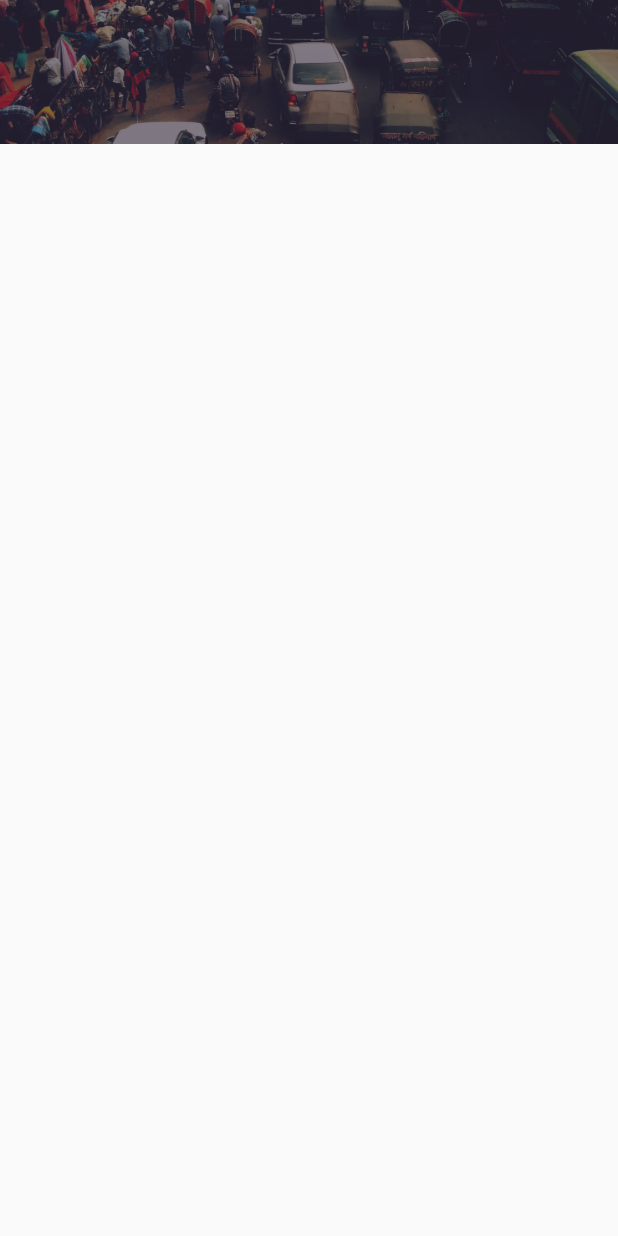
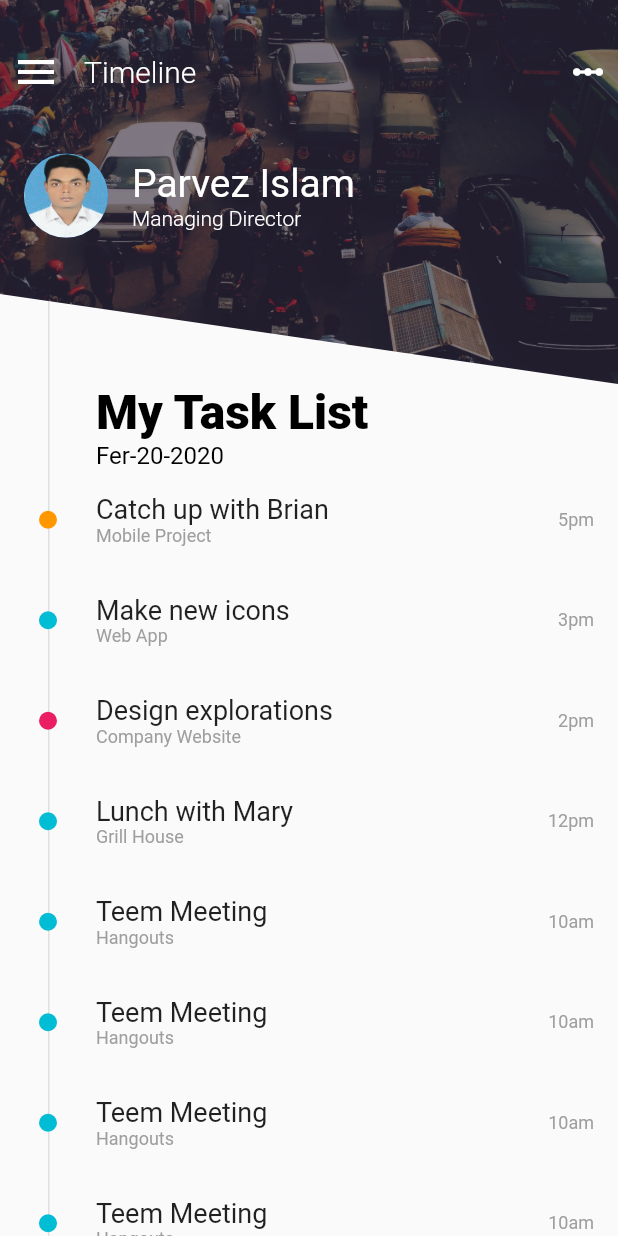
Before and after one commit to marufsharia/flutter_filter_menu_ui_01, a Flutter app: the screen it shows after launch, on a phone screen of 412 x 824 dp. Run offline on Flutter 3.47's test engine with Material 2 defaults, Android fonts, the phone set to English and light mode, and no system bars.

```diff
--- /dev/null
+++ b/lib/list_model.dart
@@ -0,0 +1,31 @@
+import 'package:flutter/material.dart';
+import 'package:flutter_filter_menu_ui_01/task.dart';
+
+class ListModel {
+  ListModel(this.listKey, items) : this.items = new List.of(items);
+
+  final GlobalKey<AnimatedListState> listKey;
+  final List<Task> items;
+
+  AnimatedListState get _animatedList => listKey.currentState;
+
+  void insert(int index, Task item) {
+    items.insert(index, item);
+    _animatedList.insertItem(index);
+  }
+
+  Task removeAt(int index) {
+    final Task removedItem = items.removeAt(index);
+    if (removedItem != null) {
+      _animatedList.removeItem(
+        index,
+        (context, animation) => new Container(),
+      );
+    }
+    return removedItem;
+  }
+
+  int get length => items.length;
+  Task operator [](int index) => items[index];
+  int indexOf(Task item) => items.indexOf(item);
+}
--- a/lib/main.dart
+++ b/lib/main.dart
@@ -1,5 +1,8 @@
 import 'package:flutter/material.dart';
 import 'package:flutter_filter_menu_ui_01/dialogonal_clipper.dart';
+import 'package:flutter_filter_menu_ui_01/list_model.dart';
+import 'package:flutter_filter_menu_ui_01/task.dart';
+import 'package:flutter_filter_menu_ui_01/task_row.dart';
 
 void main() {
   runApp(MyApp());
@@ -9,6 +12,7 @@ class MyApp extends StatelessWidget {
   @override
   Widget build(BuildContext context) {
     return MaterialApp(
+      debugShowCheckedModeBanner: false,
       title: 'Flutter Demo',
       theme: ThemeData(
         primarySwatch: Colors.blue,
@@ -29,13 +33,93 @@ class MyHomePage extends StatefulWidget {
 
 class _MyHomePageState extends State<MyHomePage> {
   double _imageHeight = 256.0;
+  final GlobalKey<AnimatedListState> _listKey =new GlobalKey<AnimatedListState>();
+  ListModel listModel;
+
+  List<Task> tasks = [
+    new Task(
+        name: "Catch up with Brian",
+        category: "Mobile Project",
+        time: "5pm",
+        color: Colors.orange,
+        completed: false),
+    new Task(
+        name: "Make new icons",
+        category: "Web App",
+        time: "3pm",
+        color: Colors.cyan,
+        completed: true),
+    new Task(
+        name: "Design explorations",
+        category: "Company Website",
+        time: "2pm",
+        color: Colors.pink,
+        completed: false),
+    new Task(
+        name: "Lunch with Mary",
+        category: "Grill House",
+        time: "12pm",
+        color: Colors.cyan,
+        completed: true),
+    new Task(
+        name: "Teem Meeting",
+        category: "Hangouts",
+        time: "10am",
+        color: Colors.cyan,
+        completed: true),
+    new Task(
+        name: "Teem Meeting",
+        category: "Hangouts",
+        time: "10am",
+        color: Colors.cyan,
+        completed: true),
+    new Task(
+        name: "Teem Meeting",
+        category: "Hangouts",
+        time: "10am",
+        color: Colors.cyan,
+        completed: true),
+    new Task(
+        name: "Teem Meeting",
+        category: "Hangouts",
+        time: "10am",
+        color: Colors.cyan,
+        completed: true),
+    new Task(
+        name: "Teem Meeting",
+        category: "Hangouts",
+        time: "10am",
+        color: Colors.cyan,
+        completed: true),
+    new Task(
+        name: "Teem Meeting",
+        category: "Hangouts",
+        time: "10am",
+        color: Colors.cyan,
+        completed: true),
+    new Task(
+        name: "Teem Meeting",
+        category: "Hangouts",
+        time: "10am",
+        color: Colors.cyan,
+        completed: true),
+  ];
+
+  void initState() {
+    super.initState();
+    listModel = new ListModel(_listKey, tasks);
+  }
+
   @override
   Widget build(BuildContext context) {
     return Scaffold(
       body: Stack(
         children: [
+          _buildTimeline(),
+          _buildImage(),
           _buildTopHeader(),
-          _buildImage(),
+          _buildProfileRow(),
+          _bulidBottomPart(),
         ],
       ),
     );
@@ -56,26 +140,144 @@ class _MyHomePageState extends State<MyHomePage> {
   }
 
   Widget _buildTopHeader() {
-    return Padding(
-      padding: const EdgeInsets.symmetric(horizontal: 8.0, vertical: 32.0),
-      child: Row(
+    return new Padding(
+      padding: const EdgeInsets.symmetric(
+        horizontal: 8.0,
+        vertical: 32.0,
+      ),
+      child: new Row(
         children: <Widget>[
-          Icon(Icons.menu, size: 32.0, color: Colors.white),
-          Expanded(
-            child: Padding(
-              padding: const EdgeInsets.only(left: 8.0),
-              child: Text(
-                "Home Page",
-                style: TextStyle(
+          new Icon(
+            Icons.menu,
+            size: 32.0,
+            color: Colors.white,
+          ),
+          new Expanded(
+            child: new Padding(
+              padding: const EdgeInsets.only(
+                left: 16.0,
+              ),
+              child: new Text(
+                "Timeline",
+                style: new TextStyle(
                     fontSize: 20.0,
                     color: Colors.white,
                     fontWeight: FontWeight.w300),
               ),
             ),
           ),
-          Icon(Icons.linear_scale, color: Colors.white)
+          new Icon(
+            Icons.linear_scale,
+            color: Colors.white,
+          ),
         ],
       ),
     );
   }
+
+  Widget _buildProfileRow() {
+    return Padding(
+      padding: new EdgeInsets.only(
+        left: 16.0,
+        top: _imageHeight / 2.5,
+      ),
+      child: Row(children: <Widget>[
+        CircleAvatar(
+          minRadius: 28.0,
+          maxRadius: 28.0,
+          backgroundImage: AssetImage('images/profile.jpeg'),
+        ),
+        Padding(
+          padding: const EdgeInsets.only(left: 16.0),
+          child: Column(
+            crossAxisAlignment: CrossAxisAlignment.start,
+            mainAxisSize: MainAxisSize.min,
+            children: <Widget>[
+              Text(
+                "Parvez Islam",
+                style: TextStyle(
+                  color: Colors.white,
+                  fontSize: 26.0,
+                  fontWeight: FontWeight.w400,
+                ),
+              ),
+              Text(
+                "Managing Director",
+                style: TextStyle(
+                  color: Colors.white,
+                  fontSize: 14.0,
+                  fontWeight: FontWeight.w300,
+                ),
+              ),
+            ],
+          ),
+        ),
+      ]),
+    );
+  }
+
+  Widget _bulidBottomPart() {
+    return Padding(
+      padding: new EdgeInsets.only(top: _imageHeight),
+      child: Column(
+        crossAxisAlignment: CrossAxisAlignment.start,
+        children: [
+          _bulidMyTasksHeader(),
+          _bulidTaskList(),
+        ],
+      ),
+    );
+  }
+
+  Widget _bulidTaskList() {
+    return Expanded(
+      child: new AnimatedList(
+          initialItemCount: tasks.length,
+          key: _listKey,
+          itemBuilder: (context, index, animation) {
+            return new TaskRow(
+              task: listModel[index],
+            );
+          }),
+    );
+  }
+
+  Widget _bulidMyTasksHeader() {
+    return Padding(
+      padding: new EdgeInsets.only(left: 64.0),
+      child: Column(
+        crossAxisAlignment: CrossAxisAlignment.start,
+        children: <Widget>[
+          Text(
+            "My Task List",
+            style: TextStyle(
+              color: Colors.black,
+              fontSize: 32.0,
+              fontWeight: FontWeight.w800,
+            ),
+          ),
+          Text(
+            "Fer-20-2020",
+            style: TextStyle(
+              color: Colors.black,
+              fontSize: 16.0,
+              fontWeight: FontWeight.w400,
+            ),
+          )
+        ],
+      ),
+    );
+  }
+
+  Widget _buildTimeline() {
+    return Positioned(
+      top: 0.0,
+      bottom: 0.0,
+      left: 32.0,
+      child: Container(
+        width: 1.0,
+        color: Colors.grey[300],
+      ),
+    );
+  }
 }
--- /dev/null
+++ b/lib/task.dart
@@ -0,0 +1,11 @@
+import 'package:flutter/cupertino.dart';
+
+class Task {
+  final String name;
+  final String category;
+  final String time;
+  final Color color;
+  final bool completed;
+
+  Task({this.name, this.category, this.time, this.color, this.completed});
+}
--- /dev/null
+++ b/lib/task_row.dart
@@ -0,0 +1,67 @@
+import 'package:flutter/material.dart';
+import 'package:flutter_filter_menu_ui_01/task.dart';
+
+class TaskRow extends StatefulWidget {
+  final Task task;
+  final double dotSize = 12.0;
+
+  const TaskRow({Key key, this.task}) : super(key: key);
+
+  @override
+  State<StatefulWidget> createState() {
+    return new TaskRowState();
+  }
+}
+
+class TaskRowState extends State<TaskRow> {
+  @override
+  Widget build(BuildContext context) {
+    return Padding(
+      padding: const EdgeInsets.symmetric(vertical: 16.0),
+      child: Row(
+        children: <Widget>[
+          Padding(
+            padding:
+                new EdgeInsets.symmetric(horizontal: 32.0 - widget.dotSize / 2),
+            child: Container(
+              height: widget.dotSize,
+              width: widget.dotSize,
+              decoration: new BoxDecoration(
+                shape: BoxShape.circle,
+                color: widget.task.color,
+              ),
+            ),
+          ),
+          Expanded(
+            child: Column(
+              crossAxisAlignment: CrossAxisAlignment.start,
+              children: <Widget>[
+                Text(
+                  widget.task.name,
+                  style: TextStyle(
+                    fontSize: 18.0,
+                  ),
+                ),
+                Text(
+                  widget.task.category,
+                  style: TextStyle(
+                    fontSize: 12.0,
+                    color: Colors.grey,
+                  ),
+                )
+              ],
+            ),
+          ),
+          Padding(
+            padding: const EdgeInsets.only(right: 16.0),
+            child: Text(widget.task.time,
+                style: TextStyle(
+                  fontSize: 12.0,
+                  color: Colors.grey,
+                )),
+          )
+        ],
+      ),
+    );
+  }
+}
```
Also changed, not shown: images/profile.jpeg (added), pubspec.lock.
